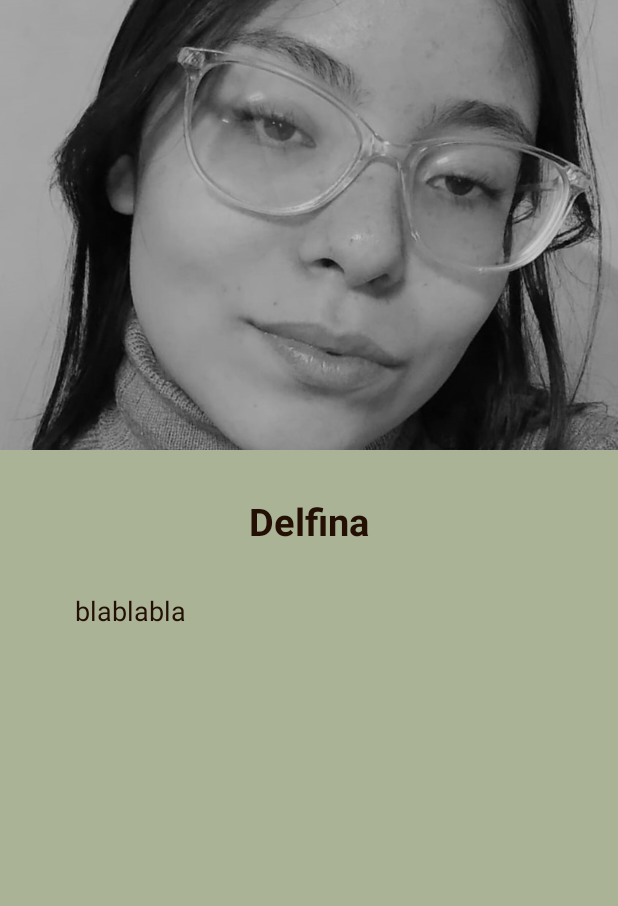
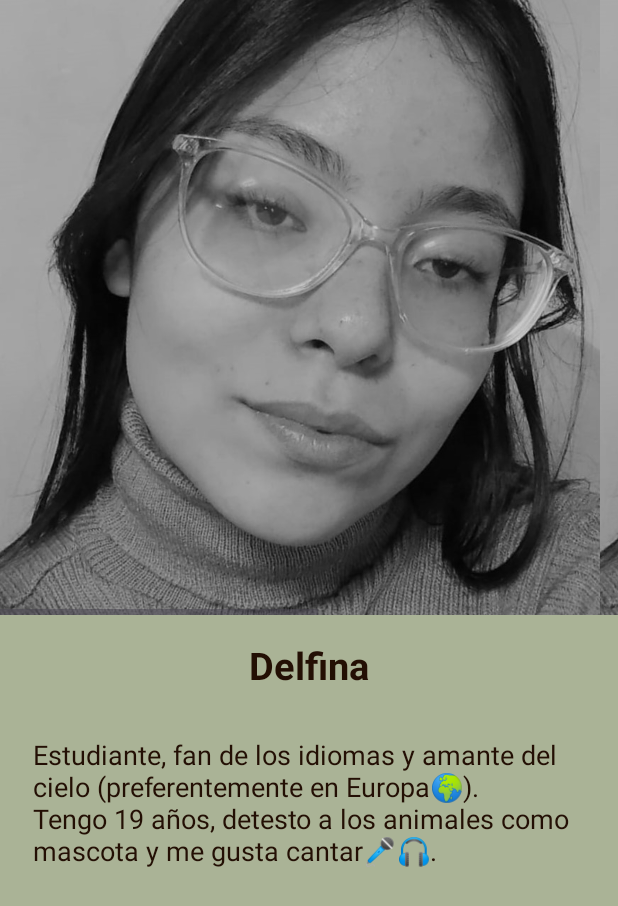
Before and after one commit to DelfinaBravo/RVAvaloss, an Android app: the screen it shows after launch once a user with an empty profile is signed in (MainActivity2), after a tap on "Delfina", on a phone screen of 412 x 824 dp. Shown: the top 906 px of the screen. Run offline under Robolectric (Android 15) with nearby library versions, the phone set to English and light mode, and no system bars; our stand-ins replace Firebase (no records; nobody signed in at launch, a user with empty details on screens opened directly).

Commit message:
App terminada?

```diff
--- a/app/build.gradle.kts
+++ b/app/build.gradle.kts
@@ -40,7 +40,10 @@ dependencies {
     implementation(libs.constraintlayout)
     implementation(libs.firebase.auth)
     implementation(libs.firebase.firestore)
+    implementation(libs.viewpager2)
+    implementation(libs.imageslider)
     testImplementation(libs.junit)
     androidTestImplementation(libs.ext.junit)
     androidTestImplementation(libs.espresso.core)
+
 }
--- a/app/src/main/java/com/example/rvavaloss/MainActivity.java
+++ b/app/src/main/java/com/example/rvavaloss/MainActivity.java
@@ -1,29 +1,68 @@
 package com.example.rvavaloss;
+import android.content.Intent;
 import android.os.Bundle;
+import android.view.MenuItem;
+import android.widget.ImageButton;
+import android.widget.PopupMenu;
+
 import androidx.appcompat.app.AppCompatActivity;
 import androidx.recyclerview.widget.LinearLayoutManager;
 import androidx.recyclerview.widget.RecyclerView;
+
+import com.google.firebase.auth.FirebaseAuth;
+import com.google.firebase.firestore.FirebaseFirestore;
+
 import java.util.ArrayList;
+import java.util.Arrays;
+
 public class MainActivity extends AppCompatActivity {
     RecyclerView recyclerView;
     ArrayList<Model> arrayList = new ArrayList<>();
+    ImageButton menuBtn;
+    FirebaseFirestore db = FirebaseFirestore.getInstance();
     @Override
     protected void onCreate(Bundle savedInstanceState) {
         super.onCreate(savedInstanceState);
         setContentView(R.layout.activity_main);
 
+        menuBtn = findViewById(R.id.menu_btn);
         recyclerView = findViewById(R.id.recyclerView);
         recyclerView.setLayoutManager(new LinearLayoutManager(this));
 
-        arrayList.add(new Model(R.drawable.delfina,"Delfina","blablabla"));
-        arrayList.add(new Model(R.drawable.delfina,"Delfina","blablabla"));
-        arrayList.add(new Model(R.drawable.delfina,"Delfina","blablabla"));
-        arrayList.add(new Model(R.drawable.delfina,"Delfina","blablabla"));
-
-
+        arrayList.add(new Model(R.drawable.delfina,"Delfina","Estudiante, fan de los idiomas y amante del cielo (preferentemente en Europa\uD83C\uDF0D). \nTengo 19 años, detesto a los animales como mascota y me gusta cantar\uD83C\uDFA4\uD83C\uDFA7."));
+        arrayList.add(new Model(R.drawable.lautii,"Lautaro","Lautaro, sex symbol, anti-gordas\uD83D\uDEAB. \nNací por mi mamá, moriré por la timba."));
+        arrayList.add(new Model(R.drawable.laza,"Lazaro","Lazaro Perviu, 18 años. \nJugador de township , php devel, fan de abel pintos, semi skater.\nHago las pp en react native y uso Arch(Linux distro)."));
+        arrayList.add(new Model(R.drawable.lean,"Leandro","Leandro Bertolotti ,18 años. \nGym rat, diseñador gráfico, programador, modelo, futuro ingeniero en sistemas. \nAnti gordas, fan de maria becerra."));
+        arrayList.add(new Model(R.drawable.fer,"Fernanda","Fernanda, swiftie, tinista y chismosa oficial.\nPróxima publicista, viviendo la vida al máximo y sin filtros."));
 
         ModelRecyclerView modelRecyclerView = new ModelRecyclerView(this,arrayList);
         recyclerView.setAdapter(modelRecyclerView);
+
+
+        menuBtn.setOnClickListener(v -> showMenu());
+    }
+
+    private void showMenu() {
+        PopupMenu popupMenu = new PopupMenu(MainActivity.this, menuBtn);
+        popupMenu.getMenu().add("Logout");
+        popupMenu.show();
+
+        popupMenu.setOnMenuItemClickListener(new PopupMenu.OnMenuItemClickListener() {
+            @Override
+            public boolean onMenuItemClick(MenuItem item) {
+                String title = item.getTitle().toString();
+                if (title.equals("Logout")) {
+                    FirebaseAuth.getInstance().signOut();
+                    startActivity(new Intent(MainActivity.this, LoginActivity.class));
+                    finish();
+                    return true;
+                } else{
+                    return false;
+                }
+
+            }
+        });
+
     }
 
 
--- a/app/src/main/java/com/example/rvavaloss/MainActivity2.java
+++ b/app/src/main/java/com/example/rvavaloss/MainActivity2.java
@@ -8,8 +8,8 @@ import android.widget.TextView;
 import androidx.annotation.Nullable;
 import androidx.appcompat.app.AppCompatActivity;
 public class MainActivity2 extends AppCompatActivity {
-    ImageView img;
-    TextView tv1, tv2;
+    ImageView img, img2;
+    TextView tv1, tv2, name;
     @Override
     protected void onCreate(@Nullable Bundle savedInstanceState) {
         super.onCreate(savedInstanceState);
@@ -17,6 +17,8 @@ public class MainActivity2 extends AppCompatActivity {
 
         // Enlazar vistas
         img = findViewById(R.id.img);
+        img2 = findViewById(R.id.img2);
+
         tv1 = findViewById(R.id.tv1);
         tv2 = findViewById(R.id.tv2);
 
@@ -30,6 +32,7 @@ public class MainActivity2 extends AppCompatActivity {
             // Asignar los valores a las vistas
             if (imageResId != -1) {
                 img.setImageResource(imageResId);
+                img2.setImageResource(imageResId);
             }
             tv1.setText(name);
             tv2.setText(description);
--- a/app/src/main/java/com/example/rvavaloss/Model.java
+++ b/app/src/main/java/com/example/rvavaloss/Model.java
@@ -1,4 +1,7 @@
 package com.example.rvavaloss;
+
+import java.util.List;
+
 public class Model {
 
     int image;
@@ -13,10 +16,12 @@ public class Model {
 
     public int getImage() {
         return image;
+
     }
 
     public void setImage(int image) {
         this.image = image;
+
     }
 
     public String getName() {
--- a/app/src/main/java/com/example/rvavaloss/ModelRecyclerView.java
+++ b/app/src/main/java/com/example/rvavaloss/ModelRecyclerView.java
@@ -11,12 +11,16 @@ import android.widget.Toast;
 import androidx.annotation.NonNull;
 import androidx.cardview.widget.CardView;
 import androidx.recyclerview.widget.RecyclerView;
+import androidx.viewpager2.widget.ViewPager2;
+
 import java.util.ArrayList;
+import java.util.List;
 
 public class ModelRecyclerView extends RecyclerView.Adapter<ModelRecyclerView.ViewHolder> {
 
     Context context;
     ArrayList<Model> arrayList;
+
 
     public ModelRecyclerView(Context context, ArrayList<Model> arrayList) {
         this.context = context;
@@ -41,7 +45,7 @@ public class ModelRecyclerView extends RecyclerView.Adapter<ModelRecyclerView.Vi
         holder.cardView.setOnClickListener(new View.OnClickListener() {
             @Override
             public void onClick(View v) {
-                Toast.makeText(context, "Persona" + position, Toast.LENGTH_SHORT).show();
+                //Toast.makeText(context, "Persona" + position, Toast.LENGTH_SHORT).show();
                 Intent intent = new Intent(context, MainActivity2.class);
                 intent.putExtra("imagen", arrayList.get(position).getImage());
                 intent.putExtra("nombre", arrayList.get(position).getName());
@@ -66,6 +70,7 @@ public class ModelRecyclerView extends RecyclerView.Adapter<ModelRecyclerView.Vi
             textView1 = itemView.findViewById(R.id.textView);
             textView2 = itemView.findViewById(R.id.textView2);
             cardView = itemView.findViewById(R.id.cardView);
+
         }
     }
 }
--- /dev/null
+++ b/app/src/main/res/drawable/baseline_menu_24.xml
@@ -0,0 +1,5 @@
+<vector xmlns:android="http://schemas.android.com/apk/res/android" android:height="24dp" android:tint="#000000" android:viewportHeight="24" android:viewportWidth="24" android:width="24dp">
+
+    <path android:fillColor="@android:color/white" android:pathData="M3,18h18v-2L3,16v2zM3,13h18v-2L3,11v2zM3,6v2h18L21,6L3,6z"/>
+
+</vector>
--- a/app/src/main/res/layout/activity_main2.xml
+++ b/app/src/main/res/layout/activity_main2.xml
@@ -10,19 +10,38 @@
     tools:context=".MainActivity2"
     android:background="@color/lima">
 
-    <ImageView
-        android:id="@+id/img"
+    <HorizontalScrollView
         android:layout_width="match_parent"
-        android:layout_height="300dp"
-        android:scaleType="centerCrop"
-        android:src="@drawable/osos"/>
+        android:layout_height="wrap_content"
+        android:layout_marginBottom="16dp">
+
+        <LinearLayout
+            android:layout_width="wrap_content"
+            android:layout_height="wrap_content"
+            android:orientation="horizontal">
+
+            <ImageView
+                android:id="@+id/img"
+                android:layout_width="400dp"
+                android:layout_height="410dp"
+                android:scaleType="centerCrop"
+                android:src="@drawable/osos" />
+
+            <ImageView
+                android:id="@+id/img2"
+                android:layout_width="400dp"
+                android:layout_height="410dp"
+                android:scaleType="centerCrop"
+                android:src="@drawable/osos" />
+
+        </LinearLayout>
+    </HorizontalScrollView>
 
     <TextView
         android:id="@+id/tv1"
         android:layout_width="wrap_content"
         android:layout_height="wrap_content"
         android:layout_gravity="center"
-        android:layout_marginTop="30dp"
         android:text="Delfina"
         android:textColor="@color/bronw"
         android:textSize="25sp"
@@ -30,13 +49,13 @@
 
     <TextView
         android:id="@+id/tv2"
-        android:layout_width="300dp"
-        android:layout_height="300dp"
-        android:layout_marginLeft="50dp"
+        android:layout_width="match_parent"
+        android:layout_height="wrap_content"
+        android:layout_marginStart="22dp"
+        android:layout_marginEnd="20dp"
         android:layout_marginTop="30dp"
         android:text="Descripcion"
         android:textColor="@color/bronw"
         android:textSize="18sp"
         android:textStyle="normal"/>
-
 </LinearLayout>
--- /dev/null
+++ b/app/src/main/res/layout/image_item.xml
@@ -0,0 +1,6 @@
+<?xml version="1.0" encoding="utf-8"?>
+<androidx.appcompat.widget.AppCompatImageView xmlns:android="http://schemas.android.com/apk/res/android"
+    android:id="@+id/imageView"
+    android:layout_width="match_parent"
+    android:layout_height="wrap_content"
+    android:scaleType="centerCrop" />
--- a/gradle/libs.versions.toml
+++ b/gradle/libs.versions.toml
@@ -10,6 +10,7 @@ constraintlayout = "2.1.4"
 googleGmsGoogleServices = "4.4.2"
 firebaseAuth = "23.0.0"
 firebaseFirestore = "25.1.0"
+viewpager2 = "1.1.0"
 
 [libraries]
 junit = { group = "junit", name = "junit", version.ref = "junit" }
@@ -21,6 +22,8 @@ activity = { group = "androidx.activity", name = "activity", version.ref = "acti
 constraintlayout = { group = "androidx.constraintlayout", name = "constraintlayout", version.ref = "constraintlayout" }
 firebase-auth = { group = "com.google.firebase", name = "firebase-auth", version.ref = "firebaseAuth" }
 firebase-firestore = { group = "com.google.firebase", name = "firebase-firestore", version.ref = "firebaseFirestore" }
+viewpager2 = { group = "androidx.viewpager2", name = "viewpager2", version.ref = "viewpager2" }
+imageslider = "com.github.denzcoskun:ImageSlideshow:0.1.0"
 
 [plugins]
 android-application = { id = "com.android.application", version.ref = "agp" }
--- a/settings.gradle.kts
+++ b/settings.gradle.kts
@@ -16,6 +16,7 @@ dependencyResolutionManagement {
     repositories {
         google()
         mavenCentral()
+        maven { url = uri("https://jitpack.io") }
     }
 }
 
```
Also changed, not shown: app/src/main/java/com/example/rvavaloss/ImageAdapter.java (added, +44 -0 lines), app/src/main/res/layout/activity_main.xml (+30 -0 lines), app/src/main/res/drawable/fer.jpeg (added), app/src/main/res/drawable/lauti.jpeg (added), app/src/main/res/drawable/lautii.jpeg (added), app/src/main/res/drawable/laza.jpeg (added), app/src/main/res/drawable/lean.jpeg (added), app/src/main/res/drawable/osos1.png (added), app/src/main/res/drawable/osos2.png (added), build.gradle.kts (line endings or trailing spaces).
